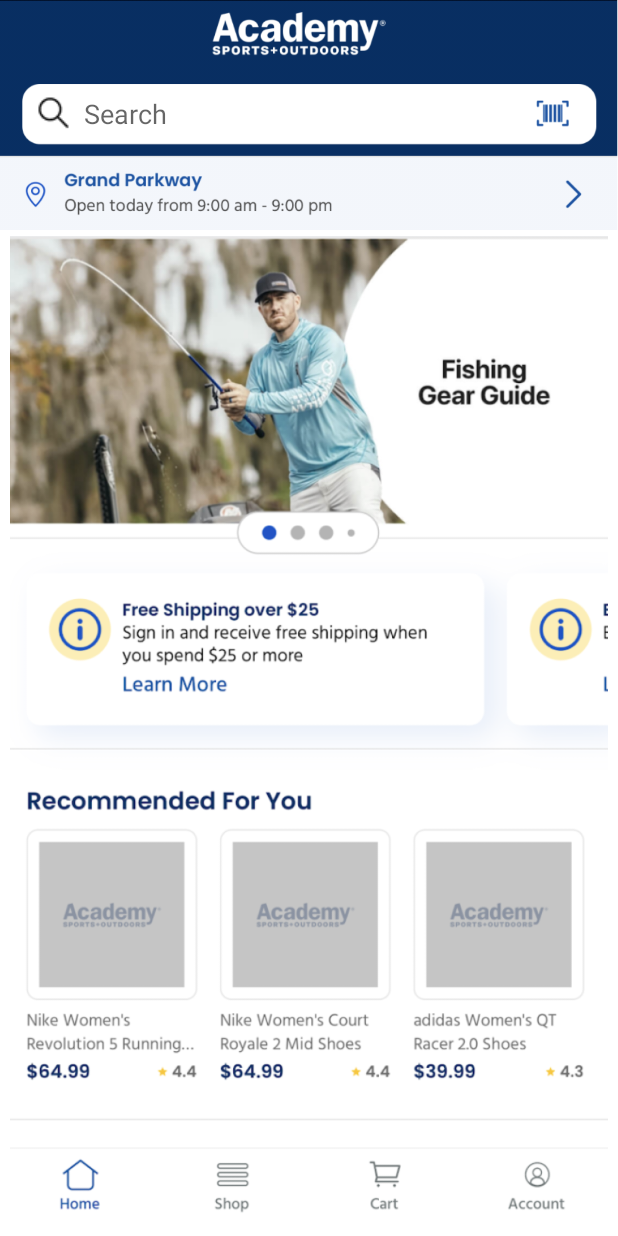
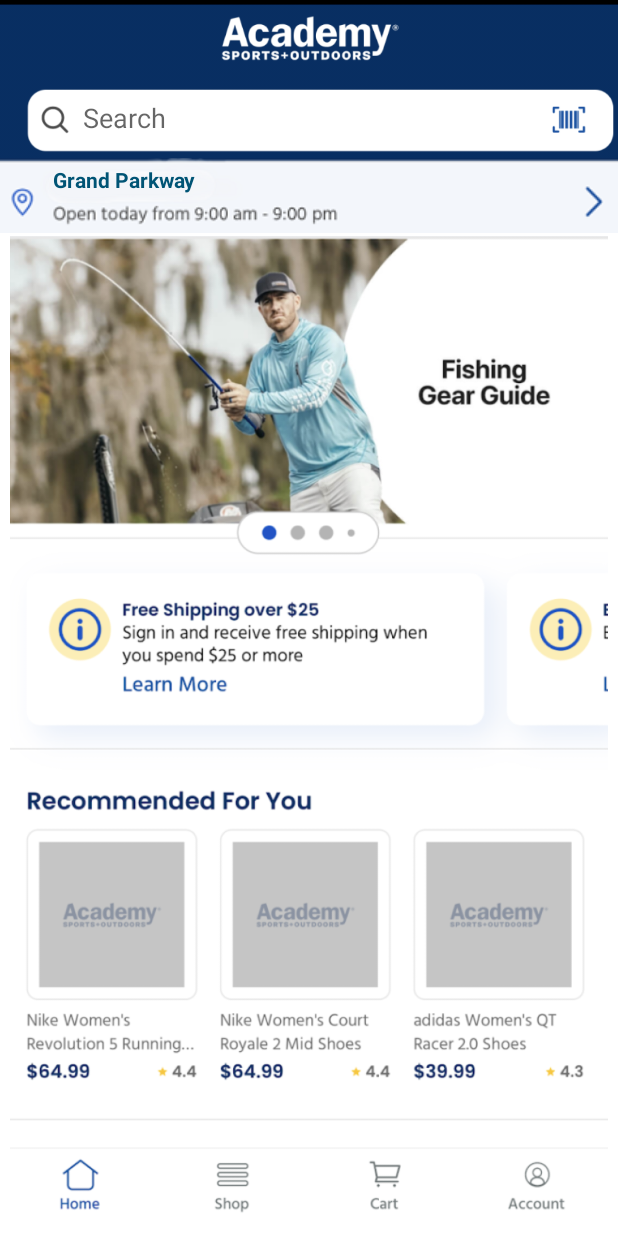
Before and after one commit to SidP12/AppLocator, an Android app: the screen it shows after launch (MainActivity), on a phone screen of 412 x 824 dp. Run offline under Robolectric (Android 15) with nearby library versions, the phone set to English and light mode, and no system bars; our stand-ins replace Firebase (no records; nobody signed in at launch, a user with empty details on screens opened directly); 2 statements that could not run were skipped.

Commit message:
ProducLocatorApp Navigation Screen Activity Template

```diff
--- a/app/src/main/AndroidManifest.xml
+++ b/app/src/main/AndroidManifest.xml
@@ -9,6 +9,9 @@
         android:roundIcon="@mipmap/ic_launcher_round"
         android:supportsRtl="true"
         android:theme="@style/Theme.MyApplication">
+        <activity
+            android:name=".StoreLocator"
+            android:exported="false" />
         <activity
             android:name=".Navigator"
             android:exported="false" />
--- a/app/src/main/res/layout/activity_main.xml
+++ b/app/src/main/res/layout/activity_main.xml
@@ -21,19 +21,7 @@
         android:layout_marginBottom="-2dp"
         app:srcCompat="@drawable/img" />
 
-    <ImageView
-        android:id="@+id/imageView8"
-        android:layout_width="wrap_content"
-        android:layout_height="wrap_content"
-        android:layout_alignParentStart="true"
-        android:layout_alignParentTop="true"
-        android:layout_alignParentEnd="true"
-        android:layout_marginStart="-6dp"
-        android:layout_marginTop="-81dp"
-        android:layout_marginEnd="0dp"
-        app:srcCompat="@drawable/panel" />
-
-<!--    <EditText-->
+    <!--    <EditText-->
 <!--        android:id="@+id/editTextTextPersonName2"-->
 <!--        android:layout_width="300dp"-->
 <!--        android:layout_height="63dp"-->
@@ -57,8 +45,8 @@
         android:layout_alignParentTop="true"
         android:layout_alignParentEnd="true"
         android:layout_centerHorizontal="true"
-        android:layout_marginStart="56dp"
-        android:layout_marginTop="63dp"
+        android:layout_marginStart="55dp"
+        android:layout_marginTop="66dp"
         android:layout_marginEnd="65dp"
         android:background="@null"
         android:completionThreshold="1"
@@ -72,7 +60,45 @@
         android:layout_alignParentStart="true"
         android:layout_alignParentTop="true"
         android:layout_marginStart="17dp"
-        android:layout_marginTop="58dp"
+        android:layout_marginTop="61dp"
         app:srcCompat="@drawable/img_2" />
 
+    <ImageView
+        android:id="@+id/imageView"
+        android:layout_width="wrap_content"
+        android:layout_height="wrap_content"
+        android:layout_alignParentStart="true"
+        android:layout_alignParentTop="true"
+        android:layout_alignParentEnd="true"
+        android:layout_centerHorizontal="true"
+        android:layout_marginStart="-3dp"
+        android:layout_marginTop="-1dp"
+        android:layout_marginEnd="-2dp"
+        android:adjustViewBounds="true"
+        app:srcCompat="@drawable/panel" />
+
+    <ImageButton
+        android:id="@+id/openLocation"
+        android:layout_width="match_parent"
+        android:layout_height="52dp"
+        android:layout_alignParentStart="true"
+        android:layout_alignParentTop="true"
+        android:layout_alignParentEnd="true"
+        android:layout_marginStart="0dp"
+        android:layout_marginTop="104dp"
+        android:layout_marginEnd="0dp"
+        app:srcCompat="@drawable/location" />
+
+    <TextView
+        android:id="@+id/location"
+        android:layout_width="wrap_content"
+        android:layout_height="wrap_content"
+        android:layout_alignParentStart="true"
+        android:layout_alignParentTop="true"
+        android:layout_marginStart="35dp"
+        android:layout_marginTop="110dp"
+        android:text="Grand Parkway"
+        android:textColor="#005475"
+        android:textStyle="bold" />
+
 </RelativeLayout>
```
Also changed, not shown: app/src/main/java/com/example/myapplication/MainActivity.java (+29 -1 lines), app/src/main/java/com/example/myapplication/ProductPage.java (+8 -6 lines), app/src/main/java/com/example/myapplication/StoreLocator.java (added, +63 -0 lines), app/src/main/res/layout/activity_product_page.xml (+26 -2 lines), app/src/main/res/layout/activity_store_locator.xml (added, +154 -0 lines), app/src/main/res/drawable-v24/panel.png, app/src/main/res/drawable/location.png (added), app/src/main/res/drawable/storemap.png (added).
